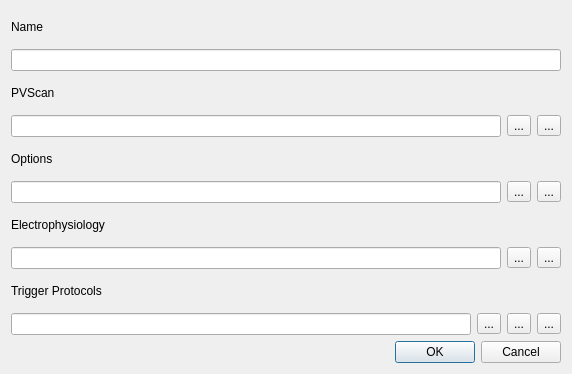
ctigaret/scipyen, file systems/PrairieImporter.ui: the form before one commit.
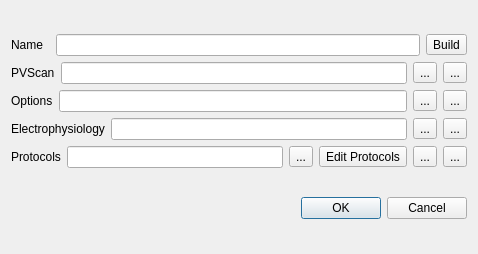
The form after the commit. Icons and pictures are not drawn.

Commit message: Basic facility to customize the appearance of consoles (pygments and style sheet). Build up of separate gui for trigger event detection, trigger protocol editing and import of prairie view into scandata. Started work on a non-gui configuration systems using confuse. Some debugging in the external console code.

Patch:
```diff
--- a/systems/PrairieImporter.ui
+++ b/systems/PrairieImporter.ui
@@ -6,30 +6,52 @@
    <rect>
     <x>0</x>
     <y>0</y>
-    <width>572</width>
-    <height>374</height>
+    <width>478</width>
+    <height>254</height>
    </rect>
   </property>
   <property name="windowTitle">
    <string>Import PrairieView</string>
   </property>
+  <layout class="QGridLayout" name="gridLayout_2">
+   <item row="0" column="0">
   <layout class="QGridLayout" name="gridLayout">
    <item row="0" column="0">
-    <layout class="QVBoxLayout" name="verticalLayout_5">
+      <layout class="QHBoxLayout" name="horizontalLayout">
      <item>
       <widget class="QLabel" name="label_5">
        <property name="text">
-        <string>Name</string>
+          <string>Name  </string>
        </property>
       </widget>
      </item>
      <item>
       <widget class="QLineEdit" name="dataNameLineEdit"/>
      </item>
+       <item>
+        <widget class="QToolButton" name="buildScandataToolButton">
+         <property name="toolTip">
+          <string>Build Scandata</string>
+         </property>
+         <property name="statusTip">
+          <string>Build Scandata</string>
+         </property>
+         <property name="whatsThis">
+          <string>Build Scandata</string>
+         </property>
+         <property name="text">
+          <string>Build</string>
+         </property>
+         <property name="icon">
+          <iconset theme="run-build">
+           <normaloff>.</normaloff>.</iconset>
+         </property>
+        </widget>
+       </item>
     </layout>
    </item>
    <item row="1" column="0">
-    <layout class="QVBoxLayout" name="verticalLayout">
+      <layout class="QHBoxLayout" name="horizontalLayout_2">
      <item>
       <widget class="QLabel" name="label">
        <property name="text">
@@ -38,8 +60,6 @@
       </widget>
      </item>
      <item>
-      <layout class="QHBoxLayout" name="horizontalLayout_4">
-       <item>
         <widget class="QLineEdit" name="pvScanFileNameLineEdit">
          <property name="sizePolicy">
           <sizepolicy hsizetype="Expanding" vsizetype="Fixed">
@@ -91,13 +111,11 @@
            <normaloff>:/images/document-import-from-workspace.svg</normaloff>:/images/document-import-from-workspace.svg</iconset>
          </property>
         </widget>
-       </item>
-      </layout>
      </item>
     </layout>
    </item>
    <item row="2" column="0">
-    <layout class="QVBoxLayout" name="verticalLayout_2">
+      <layout class="QHBoxLayout" name="horizontalLayout_3">
      <item>
       <widget class="QLabel" name="label_2">
        <property name="text">
@@ -106,8 +124,6 @@
       </widget>
      </item>
      <item>
-      <layout class="QHBoxLayout" name="horizontalLayout_3">
-       <item>
         <widget class="QLineEdit" name="optionsFileNameLineEdit">
          <property name="sizePolicy">
           <sizepolicy hsizetype="Expanding" vsizetype="Fixed">
@@ -159,13 +175,11 @@
            <normaloff>:/images/document-import-from-workspace.svg</normaloff>:/images/document-import-from-workspace.svg</iconset>
          </property>
         </widget>
-       </item>
-      </layout>
      </item>
     </layout>
    </item>
    <item row="3" column="0">
-    <layout class="QVBoxLayout" name="verticalLayout_3">
+      <layout class="QHBoxLayout" name="horizontalLayout_4">
      <item>
       <widget class="QLabel" name="label_3">
        <property name="text">
@@ -177,8 +191,6 @@
       </widget>
      </item>
      <item>
-      <layout class="QHBoxLayout" name="horizontalLayout_2">
-       <item>
         <widget class="QLineEdit" name="ephysFileNameLineEdit">
          <property name="sizePolicy">
           <sizepolicy hsizetype="Expanding" vsizetype="Fixed">
@@ -227,22 +239,18 @@
            <normaloff>:/images/document-import-from-workspace.svg</normaloff>:/images/document-import-from-workspace.svg</iconset>
          </property>
         </widget>
-       </item>
-      </layout>
      </item>
     </layout>
    </item>
    <item row="4" column="0">
-    <layout class="QVBoxLayout" name="verticalLayout_4">
+      <layout class="QHBoxLayout" name="horizontalLayout_5">
      <item>
       <widget class="QLabel" name="label_4">
        <property name="text">
-        <string>Trigger Protocols</string>
+          <string>Protocols</string>
        </property>
       </widget>
      </item>
-     <item>
-      <layout class="QHBoxLayout" name="horizontalLayout">
        <item>
         <widget class="QLineEdit" name="triggerProtocolFileNameLineEdit">
          <property name="sizePolicy">
@@ -262,6 +270,45 @@
          </property>
         </widget>
        </item>
+       <item>
+        <widget class="QToolButton" name="detectTriggersToolButton">
+         <property name="toolTip">
+          <string>Detect triggers from electrophysiology</string>
+         </property>
+         <property name="statusTip">
+          <string>Detect triggers from electrophysiology</string>
+         </property>
+         <property name="whatsThis">
+          <string>Detect triggers from electrophysiology</string>
+         </property>
+         <property name="text">
+          <string>...</string>
+         </property>
+         <property name="icon">
+          <iconset theme="tools-wizard">
+           <normaloff>.</normaloff>.</iconset>
+         </property>
+        </widget>
+       </item>
+       <item>
+        <widget class="QToolButton" name="editTriggerProtocolsToolButton">
+         <property name="toolTip">
+          <string>Edit trigger protocols</string>
+         </property>
+         <property name="statusTip">
+          <string>Edit trigger protocols</string>
+         </property>
+         <property name="whatsThis">
+          <string>Edit trigger protocols</string>
+         </property>
+         <property name="text">
+          <string>Edit Protocols</string>
+         </property>
+         <property name="icon">
+          <iconset theme="document-edit"/>
+         </property>
+        </widget>
+       </item>
        <item>
         <widget class="QToolButton" name="triggerProtocolFileChooserToolButton">
          <property name="text">
@@ -293,31 +340,11 @@
          </property>
         </widget>
        </item>
-       <item>
-        <widget class="QToolButton" name="detectTriggersToolButton">
-         <property name="toolTip">
-          <string>Detect triggers from electrophysiology</string>
-         </property>
-         <property name="statusTip">
-          <string>Detect triggers from electrophysiology</string>
-         </property>
-         <property name="whatsThis">
-          <string>Detect triggers from electrophysiology</string>
-         </property>
-         <property name="text">
-          <string>...</string>
-         </property>
-         <property name="icon">
-          <iconset resource="../gui/resources/resources.qrc">
-           <normaloff>:/images/tools-wizard.svg</normaloff>:/images/tools-wizard.svg</iconset>
-         </property>
-        </widget>
-       </item>
       </layout>
      </item>
     </layout>
    </item>
-   <item row="5" column="0">
+   <item row="1" column="0">
     <widget class="QDialogButtonBox" name="buttonBox">
      <property name="orientation">
       <enum>Qt::Horizontal</enum>
```
Left out of the diff: 84 changed lines with no effect on the pictures. Lines whose indentation alone changed are shown as unchanged. The commit also changes 57 other files.
